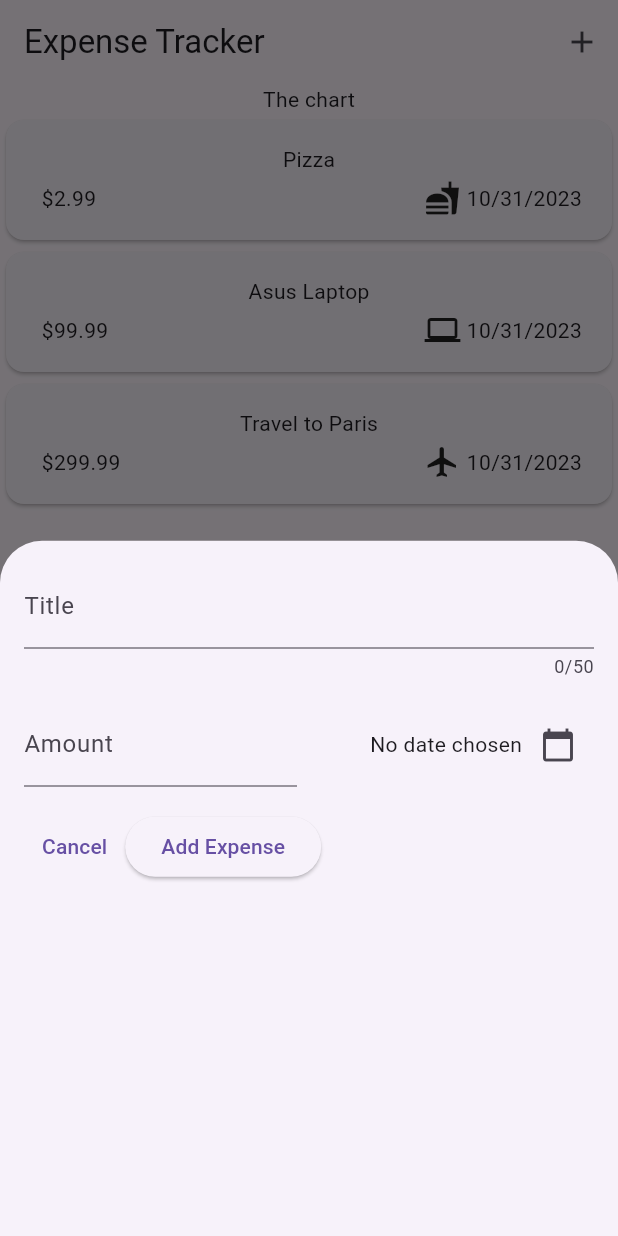
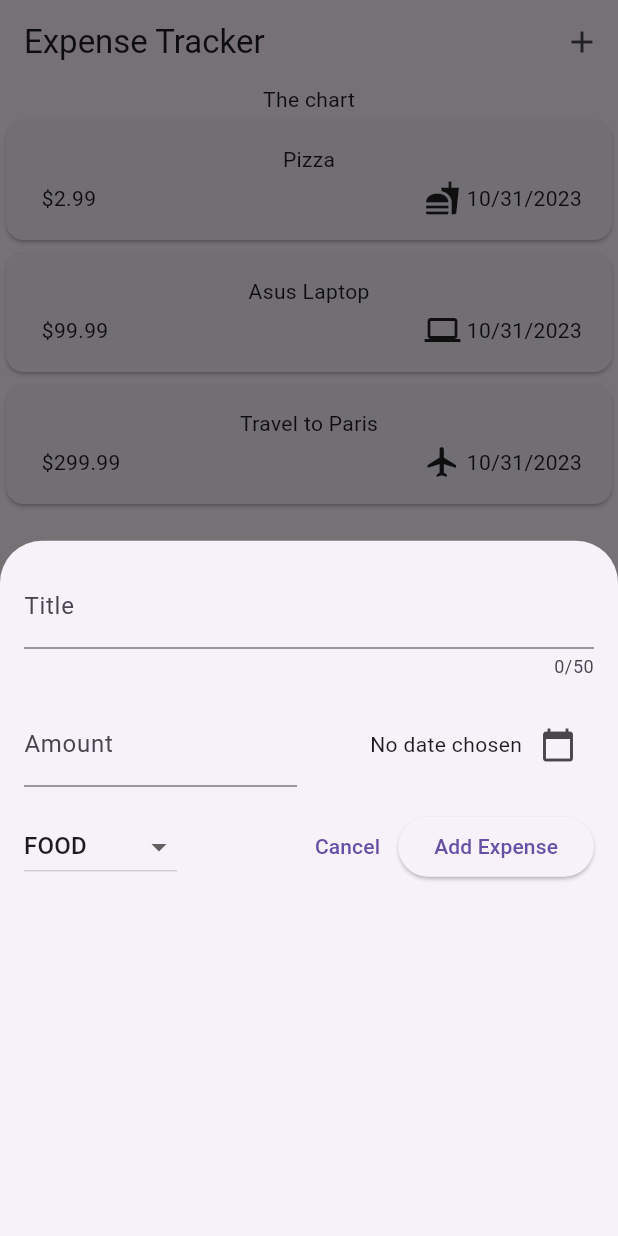
Before and after one commit to Rishi-Mishra0704/expense_app, a Flutter app: the screen it shows after launch, after a tap on the "add" icon, on a phone screen of 412 x 824 dp. Run offline on Flutter 3.47's test engine with Material 2 defaults, Android fonts, the phone set to English and light mode, and no system bars.

Commit message:
add category dropdown

```diff
--- a/lib/widgets/new_expense.dart
+++ b/lib/widgets/new_expense.dart
@@ -15,8 +15,9 @@ class _NewExpenseState extends State<NewExpense> {
   final _titleController = TextEditingController();
   final _amountController = TextEditingController();
   DateTime? _selectedDate;
+  Category? _selectedCategory = Category.food;
 
-  void _presentDatePicker() async{
+  void _presentDatePicker() async {
     final now = DateTime.now();
     final firstDate = DateTime(now.year - 1, now.month, now.day);
     final pickDate = await showDatePicker(
@@ -70,7 +71,9 @@ class _NewExpenseState extends State<NewExpense> {
                   mainAxisAlignment: MainAxisAlignment.end,
                   crossAxisAlignment: CrossAxisAlignment.center,
                   children: [
-                    Text(_selectedDate == null ? 'No date chosen' : formatter.format(_selectedDate!)),
+                    Text(_selectedDate == null
+                        ? 'No date chosen'
+                        : formatter.format(_selectedDate!)),
                     IconButton(
                       onPressed: _presentDatePicker,
                       icon: const Icon(Icons.calendar_today),
@@ -83,6 +86,26 @@ class _NewExpenseState extends State<NewExpense> {
           const SizedBox(height: 16),
           Row(
             children: [
+              DropdownButton(
+                value: _selectedCategory,
+                items: Category.values
+                    .map(
+                      (category) => DropdownMenuItem(
+                        value: category,
+                        child: Text(
+                          category.name.toUpperCase(),
+                        ),
+                      ),
+                    )
+                    .toList(),
+                onChanged: (value) {
+                  if (value == null) return;
+                  setState(() {
+                    _selectedCategory = value;
+                  });
+                },
+              ),
+              const Spacer(),
               TextButton(
                 onPressed: () {
                   Navigator.pop(context);
```
